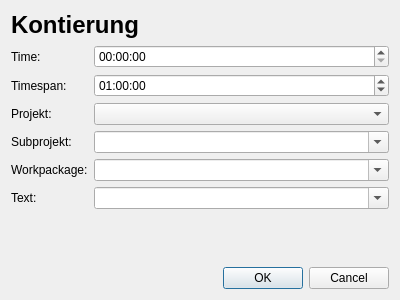
Old version of the form dialogs/kontierungdialog.ui in the repository qohelet/QtZeiterfassung.
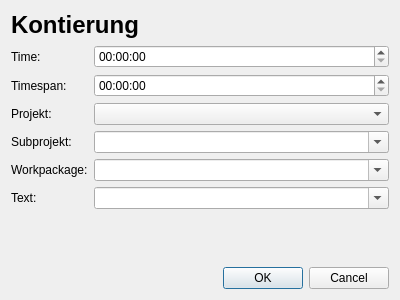
New version of the form.

```diff
--- a/dialogs/kontierungdialog.ui
+++ b/dialogs/kontierungdialog.ui
@@ -86,13 +86,6 @@
        <property name="displayFormat">
         <string>HH:mm:ss</string>
        </property>
-       <property name="time">
-        <time>
-         <hour>1</hour>
-         <minute>0</minute>
-         <second>0</second>
-        </time>
-       </property>
       </widget>
      </item>
      <item row="2" column="1">
```
